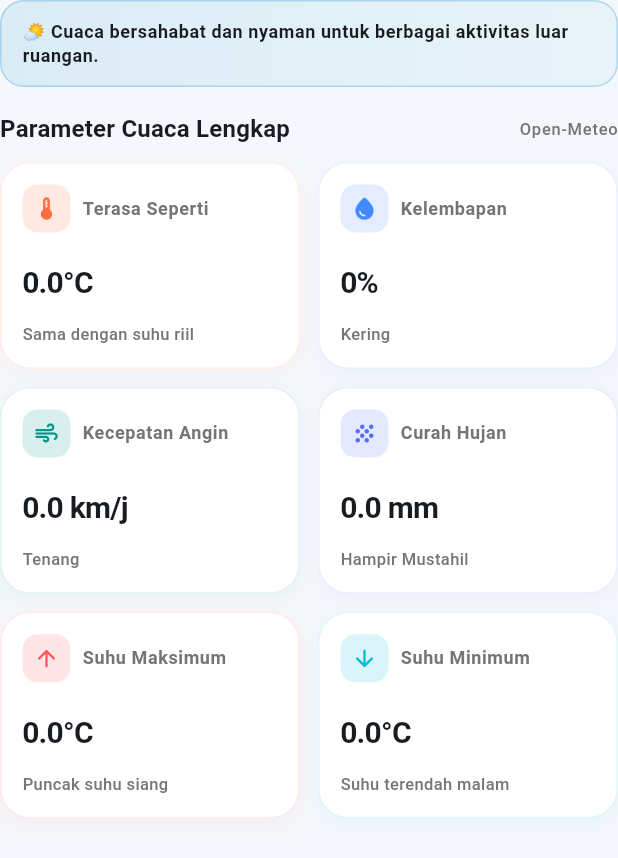
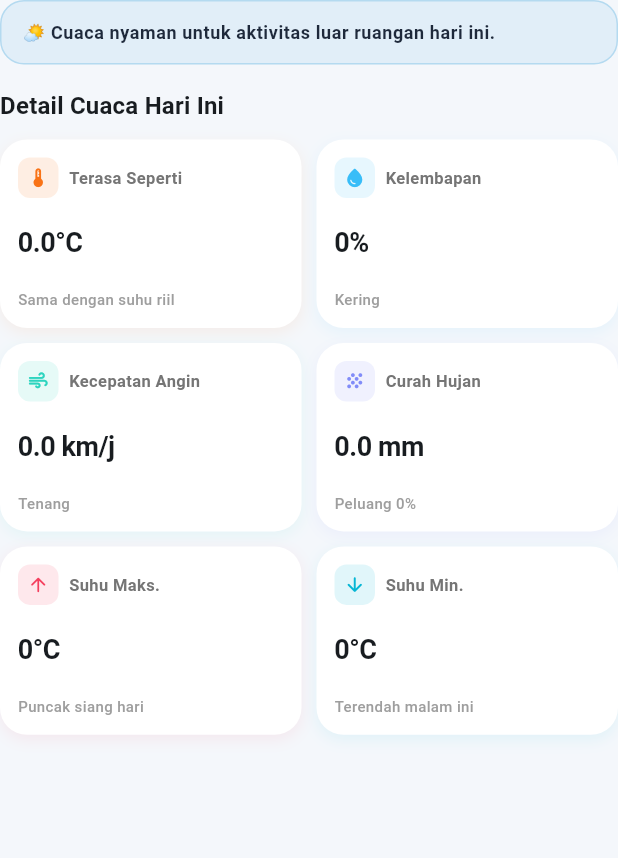
Before and after one commit to laksmi2005/H1D024078-PraktikumMobile-ShiftE-Dart, a Flutter app: the WeatherInfoGrid widget shown alone on an empty page, opened directly with empty values, on a phone screen of 412 x 824 dp. Shown: the top 858 px of the screen. Run offline on Flutter 3.47's test engine with Material 3 defaults, Android fonts, the phone set to English and light mode, and no system bars; our stand-ins replace shared_preferences; accounts and stored records are empty; network calls fail.

Commit message:
fix: clean up daily forecast bar and redesign metric cards for clarity

```diff
--- a/lib/views/widgets/daily_forecast_widget.dart
+++ b/lib/views/widgets/daily_forecast_widget.dart
@@ -18,23 +18,19 @@ class DailyForecastWidget extends StatelessWidget {
     final theme = Theme.of(context);
     final isDark = theme.brightness == Brightness.dark;
 
-    // Calculate global min and max for temperature range bar
-    double globalMin = dailyForecast.first.minTemperature;
-    double globalMax = dailyForecast.first.maxTemperature;
-    for (final item in dailyForecast) {
-      if (item.minTemperature < globalMin) globalMin = item.minTemperature;
-      if (item.maxTemperature > globalMax) globalMax = item.maxTemperature;
-    }
+    // Global range for relative bar sizing
+    double globalMin = dailyForecast.map((e) => e.minTemperature).reduce((a, b) => a < b ? a : b);
+    double globalMax = dailyForecast.map((e) => e.maxTemperature).reduce((a, b) => a > b ? a : b);
     final range = (globalMax - globalMin).clamp(1.0, 50.0);
 
     return Container(
-      padding: const EdgeInsets.all(16),
+      padding: const EdgeInsets.all(18),
       decoration: BoxDecoration(
-        color: isDark ? Colors.white.withValues(alpha: 0.06) : Colors.white,
+        color: isDark ? const Color(0xFF1E293B) : Colors.white,
         borderRadius: BorderRadius.circular(22),
         boxShadow: [
           BoxShadow(
-            color: Colors.black.withValues(alpha: isDark ? 0.2 : 0.04),
+            color: Colors.black.withValues(alpha: isDark ? 0.2 : 0.05),
             blurRadius: 10,
             offset: const Offset(0, 4),
           ),
@@ -45,162 +41,149 @@ class DailyForecastWidget extends StatelessWidget {
         children: [
           Row(
             children: [
-              Icon(
-                Icons.calendar_month_rounded,
-                size: 20,
-                color: theme.colorScheme.primary,
-              ),
+              Icon(Icons.calendar_month_rounded, size: 20, color: theme.colorScheme.primary),
               const SizedBox(width: 8),
               Text(
-                'Prakiraan Cuaca 7 Hari ke Depan',
-                style: theme.textTheme.titleMedium?.copyWith(
-                  fontWeight: FontWeight.bold,
-                ),
+                'Prakiraan 7 Hari ke Depan',
+                style: theme.textTheme.titleMedium?.copyWith(fontWeight: FontWeight.bold),
               ),
             ],
           ),
           const SizedBox(height: 12),
-          const Divider(height: 1),
-          const SizedBox(height: 8),
-          ListView.separated(
+          ListView.builder(
             shrinkWrap: true,
             physics: const NeverScrollableScrollPhysics(),
             itemCount: dailyForecast.length,
-            separatorBuilder: (ctx, i) => const Divider(height: 16, thickness: 0.5),
             itemBuilder: (context, index) {
               final item = dailyForecast[index];
               final condition = WeatherCodeMapper.getInfo(item.weatherCode);
 
-              // Date formatting
               String dayName;
               if (index == 0) {
                 dayName = 'Hari Ini';
               } else if (index == 1) {
                 dayName = 'Besok';
               } else {
-                dayName = DateFormat('EEEE', 'id_ID').format(item.date);
+                dayName = DateFormat('EEE', 'id_ID').format(item.date);
               }
               final dateFormatted = DateFormat('d MMM', 'id_ID').format(item.date);
 
-              // Calculate start and width percentage for temp bar
-              final leftPercent = ((item.minTemperature - globalMin) / range).clamp(0.0, 1.0);
-              final rightPercent = ((item.maxTemperature - globalMin) / range).clamp(0.0, 1.0);
-              final barWidthPercent = (rightPercent - leftPercent).clamp(0.15, 1.0);
+              final leftFraction = ((item.minTemperature - globalMin) / range).clamp(0.0, 1.0);
+              final rightFraction = ((item.maxTemperature - globalMin) / range).clamp(0.0, 1.0);
 
               return Padding(
-                padding: const EdgeInsets.symmetric(vertical: 4),
+                padding: const EdgeInsets.symmetric(vertical: 7),
                 child: Row(
                   children: [
                     // Day & Date
                     SizedBox(
-                      width: 80,
+                      width: 68,
                       child: Column(
                         crossAxisAlignment: CrossAxisAlignment.start,
                         children: [
-                          Text(
-                            dayName,
+                          Text(dayName,
                               style: theme.textTheme.bodyMedium?.copyWith(
                                 fontWeight: FontWeight.bold,
                                 fontSize: 13,
-                            ),
-                          ),
-                          Text(
-                            dateFormatted,
+                              )),
+                          Text(dateFormatted,
                               style: theme.textTheme.bodySmall?.copyWith(
-                              color: isDark ? Colors.grey[400] : Colors.grey[600],
+                                color: isDark ? Colors.grey[500] : Colors.grey[500],
                                 fontSize: 11,
-                            ),
-                          ),
+                              )),
                         ],
                       ),
                     ),
 
-                    // Condition Icon & Rain badge
+                    // Icon + Rain %
                     SizedBox(
-                      width: 52,
+                      width: 48,
                       child: Row(
                         children: [
-                          Icon(
-                            condition.icon,
-                            color: condition.gradientColors.first,
-                            size: 22,
-                          ),
-                          const SizedBox(width: 4),
-                          if (item.maxPrecipitationProbability > 0)
+                          Icon(condition.icon, size: 20, color: condition.gradientColors.first),
+                          if (item.maxPrecipitationProbability > 0) ...[
+                            const SizedBox(width: 2),
                             Text(
                               '${item.maxPrecipitationProbability}%',
                               style: const TextStyle(
                                 fontSize: 9,
                                 fontWeight: FontWeight.bold,
-                                color: Colors.blue,
+                                color: Color(0xFF38BDF8),
                               ),
                             ),
+                          ],
                         ],
                       ),
                     ),
 
                     // Min Temp
                     SizedBox(
-                      width: 28,
+                      width: 30,
                       child: Text(
                         '${item.minTemperature.toStringAsFixed(0)}°',
                         textAlign: TextAlign.right,
                         style: TextStyle(
                           fontSize: 13,
-                          color: isDark ? Colors.grey[400] : Colors.grey[600],
                           fontWeight: FontWeight.w600,
+                          color: isDark ? Colors.grey[400] : Colors.grey[500],
                         ),
                       ),
                     ),
+
                     const SizedBox(width: 8),
 
-                    // Dynamic Temperature Bar (Apple Weather style)
+                    // Relative Temp Bar
                     Expanded(
                       child: LayoutBuilder(
                         builder: (context, constraints) {
-                          final totalWidth = constraints.maxWidth;
-                          final barLeft = totalWidth * leftPercent;
-                          final barWidth = (totalWidth * barWidthPercent).clamp(12.0, totalWidth - barLeft);
-
-                          return Container(
-                            height: 6,
+                          final totalW = constraints.maxWidth;
+                          final barLeft = totalW * leftFraction;
+                          final barRight = totalW * rightFraction;
+                          final barW = (barRight - barLeft).clamp(14.0, totalW);
+                          return Stack(
+                            alignment: Alignment.centerLeft,
+                            children: [
+                              // Track
+                              Container(
+                                height: 5,
                                 decoration: BoxDecoration(
-                              color: isDark ? Colors.white.withValues(alpha: 0.1) : Colors.black.withValues(alpha: 0.06),
+                                  color: isDark
+                                      ? Colors.white.withValues(alpha: 0.08)
+                                      : Colors.grey.withValues(alpha: 0.15),
                                   borderRadius: BorderRadius.circular(3),
                                 ),
-                            child: Stack(
-                              children: [
+                              ),
+                              // Active bar
                               Positioned(
                                 left: barLeft,
-                                  width: barWidth,
-                                  top: 0,
-                                  bottom: 0,
                                 child: Container(
+                                  height: 5,
+                                  width: barW,
                                   decoration: BoxDecoration(
                                     borderRadius: BorderRadius.circular(3),
-                                      gradient: const LinearGradient(
-                                        colors: [Color(0xFF38BDF8), Color(0xFFF59E0B), Color(0xFFEF4444)],
+                                    gradient: LinearGradient(
+                                      colors: [
+                                        condition.gradientColors.last.withValues(alpha: 0.6),
+                                        condition.gradientColors.first,
+                                      ],
                                     ),
                                   ),
                                 ),
                               ),
                             ],
-                            ),
                           );
                         },
                       ),
                     ),
+
                     const SizedBox(width: 8),
 
                     // Max Temp
                     SizedBox(
-                      width: 28,
+                      width: 30,
                       child: Text(
                         '${item.maxTemperature.toStringAsFixed(0)}°',
-                        style: const TextStyle(
-                          fontSize: 13,
-                          fontWeight: FontWeight.bold,
-                        ),
+                        style: const TextStyle(fontSize: 13, fontWeight: FontWeight.bold),
                       ),
                     ),
                   ],
--- a/lib/views/widgets/weather_info_card.dart
+++ b/lib/views/widgets/weather_info_card.dart
@@ -1,106 +1,4 @@
 import 'package:flutter/material.dart';
-
-class WeatherMetricCard extends StatelessWidget {
-  final IconData icon;
-  final String label;
-  final String value;
-  final String? subtitle;
-  final Color accentColor;
-  final Widget? trailingBadge;
-
-  const WeatherMetricCard({
-    super.key,
-    required this.icon,
-    required this.label,
-    required this.value,
-    this.subtitle,
-    required this.accentColor,
-    this.trailingBadge,
-  });
-
-  @override
-  Widget build(BuildContext context) {
-    final theme = Theme.of(context);
-    final isDark = theme.brightness == Brightness.dark;
-
-    return Container(
-      padding: const EdgeInsets.all(14),
-      decoration: BoxDecoration(
-        color: isDark ? Colors.white.withValues(alpha: 0.06) : Colors.white,
-        borderRadius: BorderRadius.circular(20),
-        border: Border.all(
-          color: accentColor.withValues(alpha: isDark ? 0.2 : 0.12),
-          width: 1,
-        ),
-        boxShadow: [
-          BoxShadow(
-            color: accentColor.withValues(alpha: isDark ? 0.15 : 0.05),
-            blurRadius: 10,
-            offset: const Offset(0, 4),
-          ),
-        ],
-      ),
-      child: Column(
-        crossAxisAlignment: CrossAxisAlignment.start,
-        mainAxisAlignment: MainAxisAlignment.spaceBetween,
-        children: [
-          // Top Row: Icon + Label + Badge
-          Row(
-            children: [
-              Container(
-                padding: const EdgeInsets.all(7),
-                decoration: BoxDecoration(
-                  color: accentColor.withValues(alpha: 0.15),
-                  borderRadius: BorderRadius.circular(10),
-                ),
-                child: Icon(icon, size: 18, color: accentColor),
-              ),
-              const SizedBox(width: 8),
-              Expanded(
-                child: Text(
-                  label,
-                  style: theme.textTheme.bodySmall?.copyWith(
-                    fontWeight: FontWeight.w600,
-                    color: isDark ? Colors.grey[400] : Colors.grey[600],
-                  ),
-                  overflow: TextOverflow.ellipsis,
-                ),
-              ),
-              ?trailingBadge,
-            ],
-          ),
-
-          const SizedBox(height: 10),
-
-          // Value
-          Text(
-            value,
-            style: const TextStyle(
-              fontSize: 20,
-              fontWeight: FontWeight.bold,
-              letterSpacing: -0.5,
-            ),
-          ),
-
-          // Subtitle / context
-          if (subtitle != null) ...[
-            const SizedBox(height: 2),
-            Text(
-              subtitle!,
-              style: TextStyle(
-                fontSize: 11,
-                fontWeight: FontWeight.w500,
-                color: isDark ? Colors.grey[500] : Colors.grey[600],
-              ),
-              maxLines: 1,
-              overflow: TextOverflow.ellipsis,
-            ),
-          ],
-        ],
-      ),
-    );
-  }
-}
 
 class WeatherInfoGrid extends StatelessWidget {
   final double currentTemperature;
@@ -126,37 +24,31 @@ class WeatherInfoGrid extends StatelessWidget {
     required this.weatherCode,
   });
 
-  String _getHumidityStatus(int humidity) {
-    if (humidity < 40) return 'Kering';
-    if (humidity <= 70) return 'Ideal / Nyaman';
-    return 'Lembap Tinggi';
+  String _getInsightTip() {
+    if (weatherCode >= 95) {
+      return '⚡ Badai petir diprediksi. Hindari tempat terbuka!';
+    } else if (weatherCode >= 51 || precipitationProbability >= 70) {
+      return '☔ Peluang hujan tinggi. Siapkan payung hari ini.';
+    } else if (currentTemperature >= 33) {
+      return '☀️ Cuaca terik. Jaga cairan dan pakai tabir surya.';
+    } else if (windSpeed >= 25) {
+      return '💨 Angin cukup kencang. Hati-hati saat berkendara.';
+    } else {
+      return '🌤️ Cuaca nyaman untuk aktivitas luar ruangan hari ini.';
+    }
   }
 
-  String _getWindStatus(double speed) {
-    if (speed < 5) return 'Tenang';
-    if (speed < 20) return 'Sepoi-sepoi';
-    if (speed < 40) return 'Sedang';
-    return 'Kencang';
+  String _getHumidityStatus(int h) {
+    if (h < 40) return 'Kering';
+    if (h <= 70) return 'Nyaman';
+    return 'Lembap';
   }
 
-  String _getPrecipitationStatus(double prec, int prob) {
-    if (prec > 5 || prob >= 80) return 'Potensi Tinggi';
-    if (prec > 0.5 || prob >= 40) return 'Gerimis / Sedang';
-    return 'Hampir Mustahil';
-  }
-
-  String _getInsightTip() {
-    if (weatherCode >= 95) {
-      return '⚡ Badai petir diprediksi terjadi. Hindari berada di tempat terbuka.';
-    } else if (weatherCode >= 51 || precipitationProbability >= 70 || precipitation > 1.0) {
-      return '☔ Siapkan payung atau jas hujan, peluang hujan cukup tinggi hari ini.';
-    } else if (currentTemperature >= 33) {
-      return '☀️ Cuaca cukup terik. Cukupi asupan air minum dan gunakan tabir surya.';
-    } else if (windSpeed >= 25) {
-      return '💨 Hati-hati dengan hembusan angin kencang saat berkendara.';
-    } else {
-      return '🌤️ Cuaca bersahabat dan nyaman untuk berbagai aktivitas luar ruangan.';
-    }
+  String _getWindStatus(double s) {
+    if (s < 5) return 'Tenang';
+    if (s < 20) return 'Sepoi-sepoi';
+    if (s < 40) return 'Sedang';
+    return 'Kencang';
   }
 
   @override
@@ -165,128 +57,111 @@ class WeatherInfoGrid extends StatelessWidget {
     final isDark = theme.brightness == Brightness.dark;
 
     final tempDiff = apparentTemperature - currentTemperature;
-    final tempDiffText = tempDiff.abs() < 0.5
+    final tempDiffStr = tempDiff.abs() < 0.5
         ? 'Sama dengan suhu riil'
         : (tempDiff > 0
-            ? '+${tempDiff.toStringAsFixed(1)}°C lebih hangat'
-            : '${tempDiff.toStringAsFixed(1)}°C lebih sejuk');
+            ? 'Terasa ${tempDiff.toStringAsFixed(1)}° lebih hangat'
+            : 'Terasa ${tempDiff.abs().toStringAsFixed(1)}° lebih sejuk');
+
+    final metricsBg = isDark ? const Color(0xFF1E293B) : Colors.white;
 
     return Column(
       crossAxisAlignment: CrossAxisAlignment.start,
       children: [
-        // Smart Weather Insight Banner
+        // Smart Insight Banner
         Container(
           width: double.infinity,
           padding: const EdgeInsets.symmetric(horizontal: 14, vertical: 12),
           decoration: BoxDecoration(
-            gradient: LinearGradient(
-              colors: [
-                theme.colorScheme.primary.withValues(alpha: isDark ? 0.2 : 0.1),
-                theme.colorScheme.secondary.withValues(alpha: isDark ? 0.15 : 0.05),
-              ],
-            ),
+            color: isDark
+                ? theme.colorScheme.primary.withValues(alpha: 0.15)
+                : theme.colorScheme.primary.withValues(alpha: 0.08),
             borderRadius: BorderRadius.circular(16),
             border: Border.all(
-              color: theme.colorScheme.primary.withValues(alpha: 0.25),
+              color: theme.colorScheme.primary.withValues(alpha: 0.2),
             ),
           ),
-          child: Row(
-            children: [
-              Expanded(
           child: Text(
             _getInsightTip(),
             style: theme.textTheme.bodySmall?.copyWith(
               fontWeight: FontWeight.w600,
-                    height: 1.3,
+              color: isDark ? Colors.white : const Color(0xFF1E293B),
+              height: 1.4,
             ),
-                ),
-              ),
-            ],
           ),
         ),
 
         const SizedBox(height: 16),
 
-        Row(
-          mainAxisAlignment: MainAxisAlignment.spaceBetween,
-          children: [
         Text(
-              'Parameter Cuaca Lengkap',
-              style: theme.textTheme.titleMedium?.copyWith(
-                fontWeight: FontWeight.bold,
-              ),
-            ),
-            Text(
-              'Open-Meteo',
-              style: theme.textTheme.labelSmall?.copyWith(
-                color: isDark ? Colors.grey[500] : Colors.grey[600],
-              ),
-            ),
-          ],
+          'Detail Cuaca Hari Ini',
+          style: theme.textTheme.titleMedium?.copyWith(fontWeight: FontWeight.bold),
         ),
 
         const SizedBox(height: 10),
 
+        // 2x3 Grid
         GridView.count(
           crossAxisCount: 2,
           shrinkWrap: true,
           physics: const NeverScrollableScrollPhysics(),
-          mainAxisSpacing: 12,
-          crossAxisSpacing: 12,
-          childAspectRatio: 1.45,
+          mainAxisSpacing: 10,
+          crossAxisSpacing: 10,
+          childAspectRatio: 1.6,
           children: [
-            // 1. Suhu yang dirasakan
-            WeatherMetricCard(
+            _MetricTile(
               icon: Icons.thermostat_rounded,
               label: 'Terasa Seperti',
               value: '${apparentTemperature.toStringAsFixed(1)}°C',
-              subtitle: tempDiffText,
-              accentColor: Colors.deepOrangeAccent,
+              sub: tempDiffStr,
+              accentColor: const Color(0xFFF97316),
+              bgColor: metricsBg,
+              isDark: isDark,
             ),
-
-            // 2. Kelembapan Udara
-            WeatherMetricCard(
+            _MetricTile(
               icon: Icons.water_drop_rounded,
               label: 'Kelembapan',
               value: '$relativeHumidity%',
-              subtitle: _getHumidityStatus(relativeHumidity),
-              accentColor: Colors.blueAccent,
+              sub: _getHumidityStatus(relativeHumidity),
+              accentColor: const Color(0xFF38BDF8),
+              bgColor: metricsBg,
+              isDark: isDark,
             ),
-
-            // 3. Kecepatan Angin
-            WeatherMetricCard(
+            _MetricTile(
               icon: Icons.air_rounded,
               label: 'Kecepatan Angin',
               value: '${windSpeed.toStringAsFixed(1)} km/j',
-              subtitle: _getWindStatus(windSpeed),
-              accentColor: Colors.teal,
+              sub: _getWindStatus(windSpeed),
+              accentColor: const Color(0xFF2DD4BF),
+              bgColor: metricsBg,
+              isDark: isDark,
             ),
-
-            // 4. Curah Hujan & Peluang
-            WeatherMetricCard(
+            _MetricTile(
               icon: Icons.grain_rounded,
               label: 'Curah Hujan',
               value: '${precipitation.toStringAsFixed(1)} mm',
-              subtitle: _getPrecipitationStatus(precipitation, precipitationProbability),
-              accentColor: Colors.indigoAccent,
+              sub: 'Peluang $precipitationProbability%',
+              accentColor: const Color(0xFF818CF8),
+              bgColor: metricsBg,
+              isDark: isDark,
             ),
-
-            // 5. Suhu Maksimum
-            WeatherMetricCard(
+            _MetricTile(
               icon: Icons.arrow_upward_rounded,
-              label: 'Suhu Maksimum',
-              value: '${maxTemperature.toStringAsFixed(1)}°C',
-              subtitle: 'Puncak suhu siang',
-              accentColor: Colors.redAccent,
+              label: 'Suhu Maks.',
+              value: '${maxTemperature.toStringAsFixed(0)}°C',
+              sub: 'Puncak siang hari',
+              accentColor: const Color(0xFFF43F5E),
+              bgColor: metricsBg,
+              isDark: isDark,
             ),
-
-            // 6. Suhu Minimum
-            WeatherMetricCard(
+            _MetricTile(
               icon: Icons.arrow_downward_rounded,
-              label: 'Suhu Minimum',
-              value: '${minTemperature.toStringAsFixed(1)}°C',
-              subtitle: 'Suhu terendah malam',
-              accentColor: Colors.cyan,
+              label: 'Suhu Min.',
+              value: '${minTemperature.toStringAsFixed(0)}°C',
+              sub: 'Terendah malam ini',
+              accentColor: const Color(0xFF06B6D4),
+              bgColor: metricsBg,
+              isDark: isDark,
             ),
           ],
         ),
@@ -294,3 +169,85 @@ class WeatherInfoGrid extends StatelessWidget {
     );
   }
 }
+
+class _MetricTile extends StatelessWidget {
+  final IconData icon;
+  final String label;
+  final String value;
+  final String sub;
+  final Color accentColor;
+  final Color bgColor;
+  final bool isDark;
+
+  const _MetricTile({
+    required this.icon,
+    required this.label,
+    required this.value,
+    required this.sub,
+    required this.accentColor,
+    required this.bgColor,
+    required this.isDark,
+  });
+
+  @override
+  Widget build(BuildContext context) {
+    return Container(
+      padding: const EdgeInsets.symmetric(horizontal: 12, vertical: 12),
+      decoration: BoxDecoration(
+        color: bgColor,
+        borderRadius: BorderRadius.circular(18),
+        boxShadow: [
+          BoxShadow(
+            color: accentColor.withValues(alpha: 0.08),
+            blurRadius: 8,
+            offset: const Offset(0, 3),
+          ),
+        ],
+      ),
+      child: Column(
+        crossAxisAlignment: CrossAxisAlignment.start,
+        mainAxisAlignment: MainAxisAlignment.spaceBetween,
+        children: [
+          Row(
+            children: [
+              Container(
+                padding: const EdgeInsets.all(6),
+                decoration: BoxDecoration(
+                  color: accentColor.withValues(alpha: 0.12),
+                  borderRadius: BorderRadius.circular(8),
+                ),
+                child: Icon(icon, size: 15, color: accentColor),
+              ),
+              const SizedBox(width: 7),
+              Expanded(
+                child: Text(
+                  label,
+                  style: TextStyle(
+                    fontSize: 11,
+                    fontWeight: FontWeight.w600,
+                    color: isDark ? Colors.grey[400] : Colors.grey[600],
+                  ),
+                  overflow: TextOverflow.ellipsis,
+                ),
+              ),
+            ],
+          ),
+          Text(
+            value,
+            style: const TextStyle(fontSize: 18, fontWeight: FontWeight.bold, letterSpacing: -0.3),
+          ),
+          Text(
+            sub,
+            style: TextStyle(
+              fontSize: 10,
+              color: isDark ? Colors.grey[500] : Colors.grey[500],
+              fontWeight: FontWeight.w500,
+            ),
+            maxLines: 1,
+            overflow: TextOverflow.ellipsis,
+          ),
+        ],
+      ),
+    );
+  }
+}
```
Lines whose indentation alone changed are shown as unchanged.
